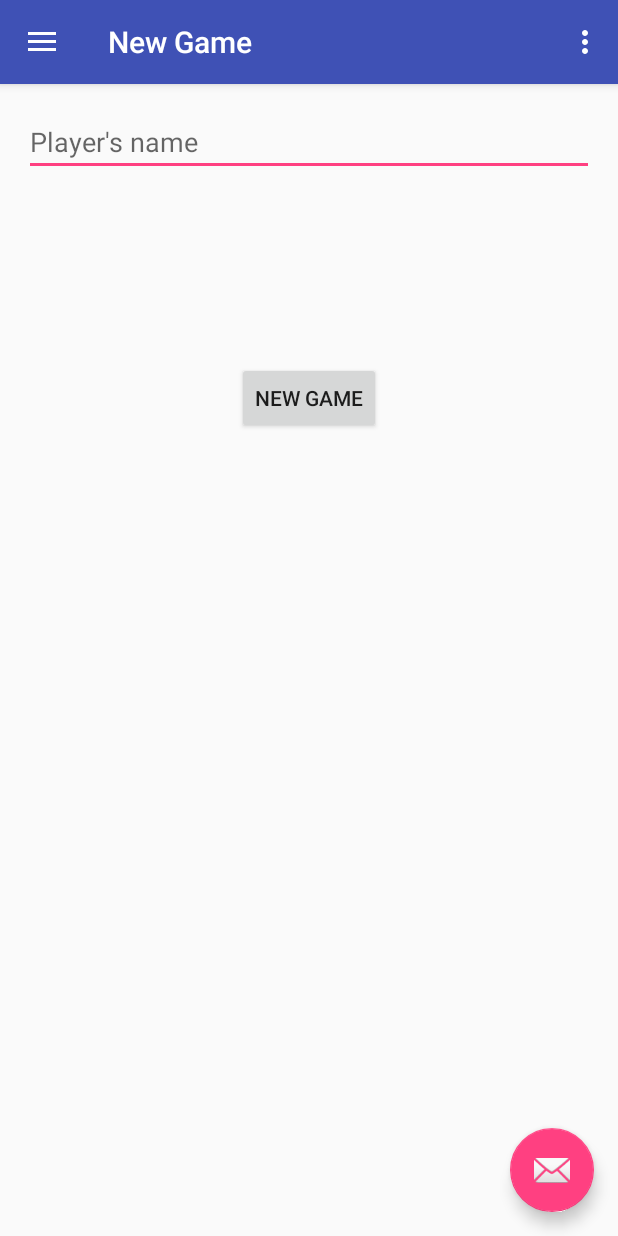
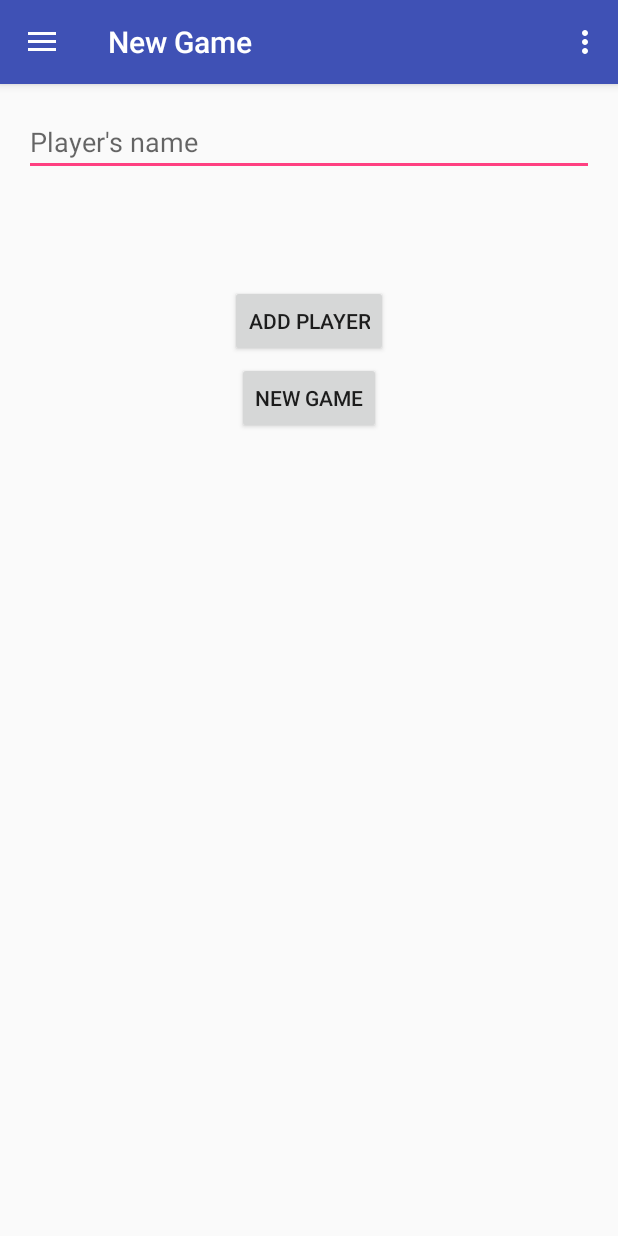
Before and after one commit to LordBonzi/ScoreKeeper, an Android app: the screen it shows after launch (Home), on a phone screen of 412 x 824 dp. Run offline under Robolectric (Android 15) with nearby library versions, the phone set to English and light mode, and no system bars; 1 statement that could not run was skipped.

Commit message:
removed FAB and added button

```diff
--- a/mobile/src/main/res/layout/app_bar_home.xml
+++ b/mobile/src/main/res/layout/app_bar_home.xml
@@ -23,12 +23,5 @@
 
     <include layout="@layout/content_home" />
 
-    <android.support.design.widget.FloatingActionButton
-        android:id="@+id/fab"
-        android:layout_width="wrap_content"
-        android:layout_height="wrap_content"
-        android:layout_gravity="bottom|end"
-        android:layout_margin="@dimen/fab_margin"
-        android:src="@android:drawable/ic_dialog_email" />
 
 </android.support.design.widget.CoordinatorLayout>
--- a/mobile/src/main/res/layout/content_home.xml
+++ b/mobile/src/main/res/layout/content_home.xml
@@ -13,34 +13,43 @@
     tools:showIn="@layout/app_bar_home">
 
     <Button
+        android:id="@+id/buttonNewGame"
         android:layout_width="wrap_content"
         android:layout_height="wrap_content"
-        android:text="New Game"
-        android:id="@+id/buttonNewGame"
-        android:nestedScrollingEnabled="true"
         android:layout_below="@+id/editTextPlayer"
         android:layout_centerHorizontal="true"
-        android:layout_marginTop="124dp" />
+        android:layout_marginTop="124dp"
+        android:nestedScrollingEnabled="true"
+        android:text="New Game" />
 
     <EditText
+        android:id="@+id/editTextPlayer"
         android:layout_width="wrap_content"
         android:layout_height="wrap_content"
-        android:id="@+id/editTextPlayer"
-        android:layout_alignParentTop="true"
-        android:layout_alignParentRight="true"
         android:layout_alignParentEnd="true"
         android:layout_alignParentLeft="true"
+        android:layout_alignParentRight="true"
         android:layout_alignParentStart="true"
+        android:layout_alignParentTop="true"
         android:hint="Player's name" />
 
     <android.support.v7.widget.RecyclerView
+        android:id="@+id/playerList"
         android:layout_width="wrap_content"
         android:layout_height="wrap_content"
-        android:id="@+id/playerList"
+        android:layout_alignEnd="@+id/editTextPlayer"
         android:layout_alignParentLeft="true"
         android:layout_alignParentStart="true"
-        android:layout_below="@+id/buttonNewGame"
         android:layout_alignRight="@+id/editTextPlayer"
-        android:layout_alignEnd="@+id/editTextPlayer" />
+        android:layout_below="@+id/buttonNewGame" />
+
+    <Button
+        android:id="@+id/buttonAddPlayer"
+        android:layout_width="wrap_content"
+        android:layout_height="wrap_content"
+        android:layout_above="@+id/playerList"
+        android:layout_centerHorizontal="true"
+        android:layout_marginBottom="51dp"
+        android:text="Add Player" />
 
 </RelativeLayout>
```
